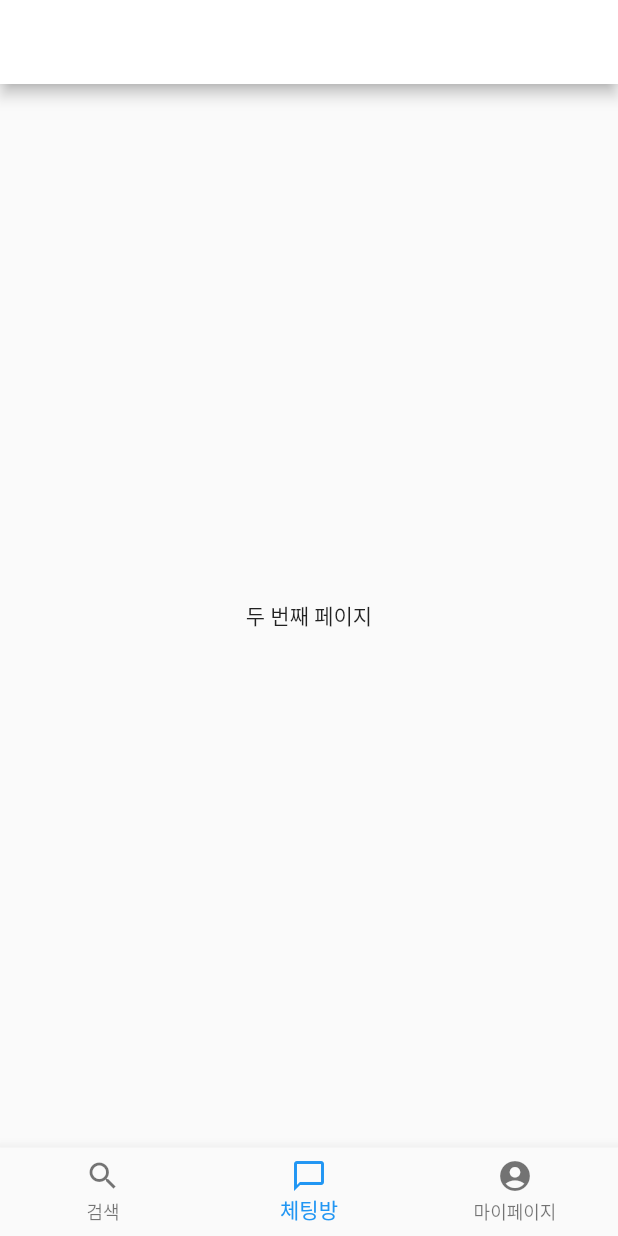
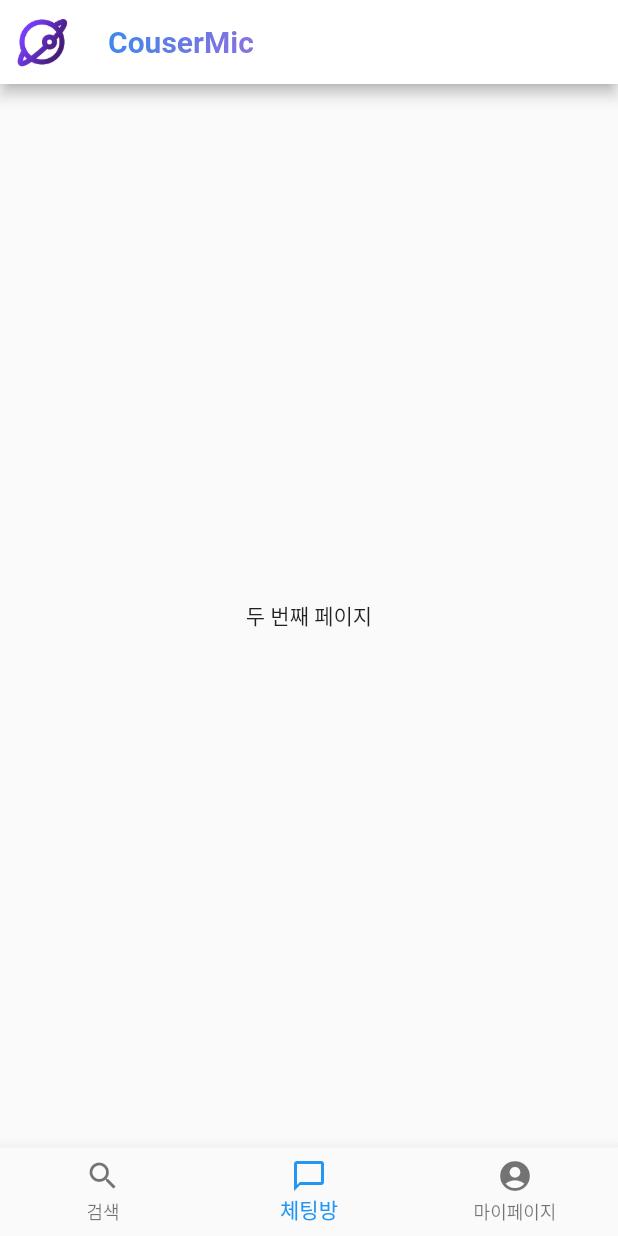
Before and after one commit to beomsuong/CourseMic, a Flutter app: the screen it shows after launch, item 2 of the bottom bar chosen, on a phone screen of 412 x 824 dp. Run offline on Flutter 3.47's test engine with Material 2 defaults, Android fonts, the phone set to English and light mode, and no system bars.

Commit message:
Update main.dart

```diff
--- a/lib/main.dart
+++ b/lib/main.dart
@@ -4,7 +4,6 @@ void main() {
   runApp(MyApp());
 }
 
-//erwer
 class MyApp extends StatelessWidget {
   @override
   Widget build(BuildContext context) {
@@ -25,7 +24,7 @@ class GradientText extends StatelessWidget {
     return Text(
       'CouserMic',
       style: TextStyle(
-        fontSize: 1557,
+        fontSize: 20,
         fontWeight: FontWeight.bold,
         foreground: Paint()
           ..shader = const LinearGradient(
@@ -43,9 +42,9 @@ class GradientText extends StatelessWidget {
 class _MyHomePageState extends State<MyHomePage> {
   int _currentIndex = 0;
   final List<Widget> _pages = [
+    const Center(child: Text('첫 번째 페이지')),
+    const Center(child: Text('두 번째 페이지')),
     mypage(),
-    const Center(child: Text('두 번째 페이지')),
-    const Center(child: Text('세 번째 페이지')),
   ];
 
   void _onItemTapped(int index) {
@@ -61,18 +60,11 @@ class _MyHomePageState extends State<MyHomePage> {
         title: GradientText(),
         centerTitle: false,
         backgroundColor: Colors.white,
-        leading: Padding(
-          padding: const EdgeInsets.all(30), //격을 줄여줍니다.
-          child: IconButton(
-            onPressed: null,
-            icon: SizedBox(
-              width: 10,
-              height: 10,
-              child: Image.asset(
-                "assets/image/logo.png",
-                fit: BoxFit.contain, // 이미지 크기를 그대로 유지합니다.
-              ),
-            ),
+        leading: IconButton(
+          onPressed: null,
+          icon: Image.asset(
+            "assets/image/logo.png",
+            fit: BoxFit.contain, // 이미지 크기를 그대로 유지합니다.
           ),
         ),
       ),
```
